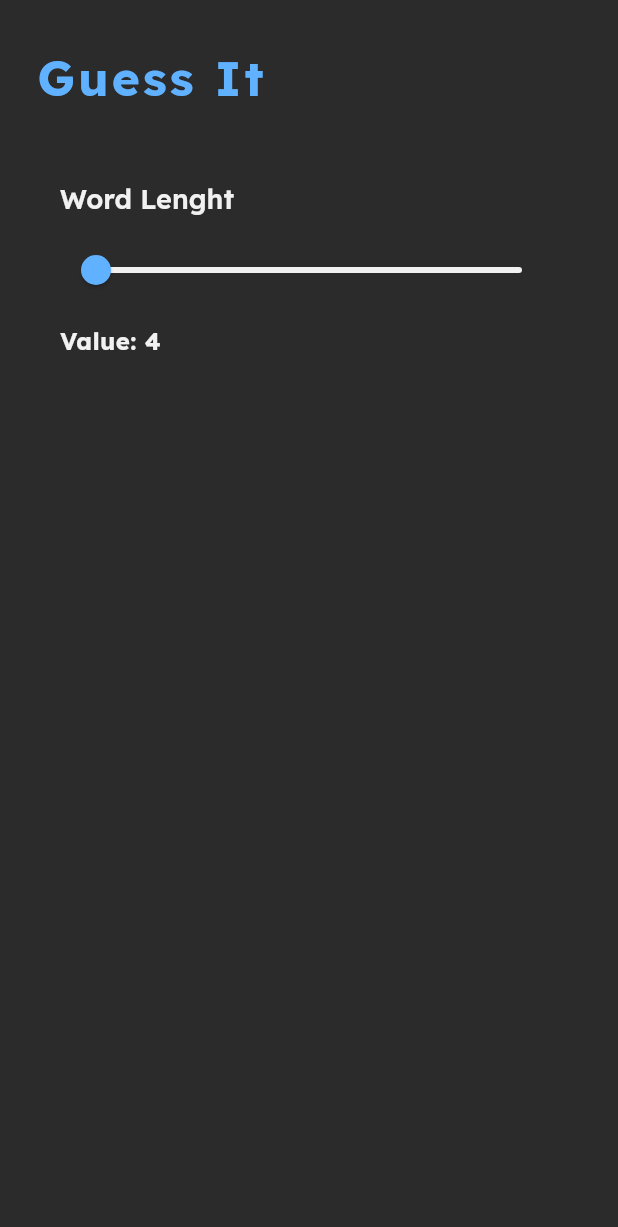
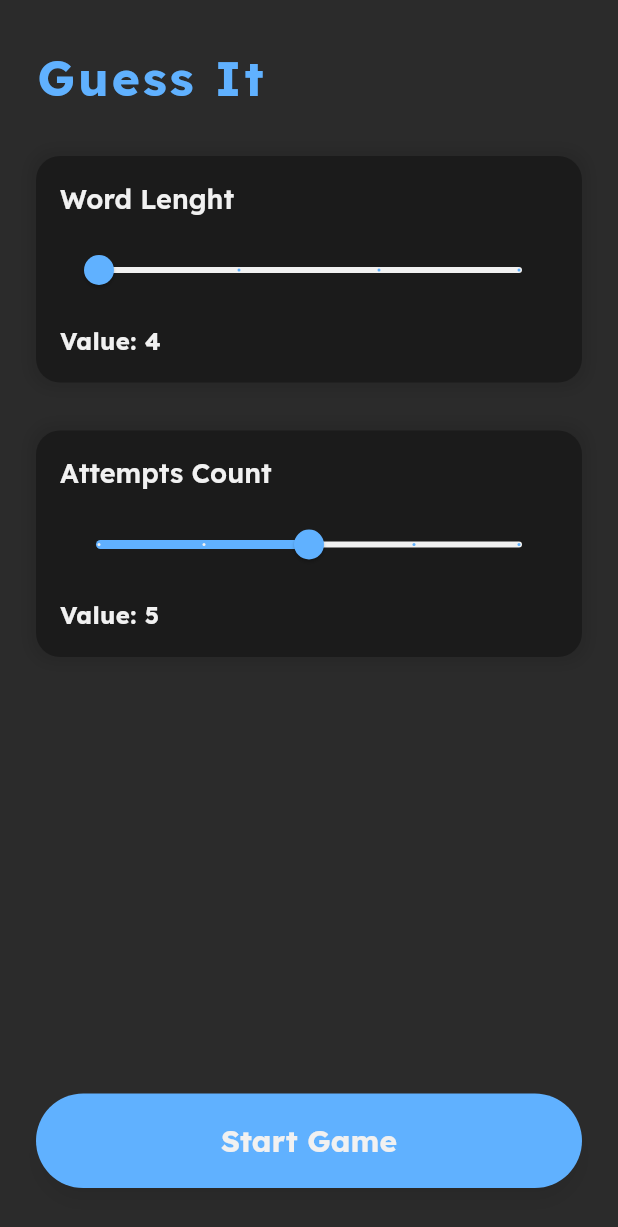
Before and after one commit to campodonico3/word_game, a Flutter app: the screen it shows after launch, on a phone screen of 412 x 824 dp. Shown: the top 1227 px of the screen. Run offline on Flutter 3.47's test engine with Material 3 defaults, Android fonts, the phone set to English and light mode, and no system bars; our stand-ins replace flutter_bloc, get_it, go_router.

Commit message:
feat: Creating state manegment bloc

```diff
--- a/lib/core/router/app_router.dart
+++ b/lib/core/router/app_router.dart
@@ -1,4 +1,5 @@
 import 'package:go_router/go_router.dart';
+import 'package:word_game/features/game/presentation/page/game_page.dart';
 import 'package:word_game/features/home/presentation/home_page.dart';
 
 class AppRouter {
@@ -6,6 +7,12 @@ class AppRouter {
     initialLocation: HomePage.route,
     routes: [
       GoRoute(path: HomePage.route, builder: (context, state) => HomePage()),
+      GoRoute(path: '/game', builder: (context, state){
+        return GamePage(
+          attemptsCount: int.parse(state.uri.queryParameters['attemptsCount'] ?? ''),
+          wordLength: int.parse(state.uri.queryParameters['wordLength'] ?? ''),
+        );
+      }),
     ]
   );
 }
--- a/lib/features/home/presentation/home_page.dart
+++ b/lib/features/home/presentation/home_page.dart
@@ -1,4 +1,6 @@
 import 'package:flutter/material.dart';
+import 'package:go_router/go_router.dart';
+import 'package:word_game/features/game/presentation/page/game_page.dart';
 import 'package:word_game/features/home/widgets/slider_selection_widget.dart';
 
 class HomePage extends StatefulWidget {
@@ -32,15 +34,53 @@ class _HomePageState extends State<HomePage> {
               ),
               SizedBox(height: 32),
               SliderSelectionWidget(
-                title: 'Word Lenght',
+                title: 'Word Lenght', // Tamaño de la palabra
                 value: wordLength,
                 minValue: 4,
                 maxValue: 7,
+                divisions: 3,
                 onChanged: (value) {
                   setState(() {
                     wordLength = value;
                   });
                 },
+              ),
+              SizedBox(height: 32),
+              SliderSelectionWidget(
+                title: 'Attempts Count', // Contador de intentos
+                value: attemptsCount,
+                minValue: 3,
+                maxValue: 7,
+                divisions: 4,
+                onChanged: (value) {
+                  setState(() {
+                    attemptsCount = value;
+                  });
+                },
+              ),
+              Spacer(),
+              SizedBox(
+                width: double.maxFinite,
+                child: ElevatedButton(
+                  onPressed: () {
+                    context.push(
+                      GamePage.route(wordLength: wordLength.toInt(), attemptsCount: attemptsCount.toInt()),
+                    );
+                  },
+                  style: ElevatedButton.styleFrom(
+                    padding: EdgeInsets.symmetric(vertical: 18),
+                    backgroundColor: Theme.of(context).colorScheme.primary,
+                    foregroundColor: Theme.of(context).colorScheme.surface,
+                    elevation: 5,
+                    shadowColor: Colors.black.withOpacity(0.3),
+                  ),
+                  child: Text(
+                    'Start Game',
+                    style: Theme.of(context).textTheme.headlineSmall?.copyWith(
+                      fontWeight: FontWeight.bold,
+                    ),
+                  ),
+                ),
               ),
             ],
           ),
--- a/lib/features/home/widgets/slider_selection_widget.dart
+++ b/lib/features/home/widgets/slider_selection_widget.dart
@@ -5,6 +5,7 @@ class SliderSelectionWidget extends StatelessWidget {
   final double value;
   final double minValue;
   final double maxValue;
+  final int divisions;
   final ValueChanged<double> onChanged;
 
   const SliderSelectionWidget({
@@ -13,13 +14,23 @@ class SliderSelectionWidget extends StatelessWidget {
     required this.value,
     required this.minValue,
     required this.maxValue,
-    required this.onChanged,
+    required this.divisions,
+    required this.onChanged, // Función callback que se ejecuta al deslizar
   });
 
   @override
   Widget build(BuildContext context) {
     return Container(
       padding: EdgeInsets.all(16),
+      decoration: BoxDecoration(
+        color: Theme.of(context).colorScheme.secondary,
+        borderRadius: BorderRadius.circular(16),
+        boxShadow: [BoxShadow(
+          color: Colors.black.withOpacity(.1),
+          blurRadius: 8,
+          spreadRadius: 4,
+        )]
+      ),
       child: Column(
         crossAxisAlignment: CrossAxisAlignment.start,
         children: [
@@ -32,11 +43,12 @@ class SliderSelectionWidget extends StatelessWidget {
           ),
           SizedBox(height: 12),
           Slider(
-            value: value,
-            onChanged: onChanged,
-            max: maxValue,
-            min: minValue,
-            label: value.toStringAsFixed(0),
+            value: value, // Posición Actual
+            onChanged: onChanged, // Notifica cambios al padre
+            max: maxValue, // Límite superior
+            min: minValue, // Límite inferior
+            divisions: divisions,
+            label: value.toStringAsFixed(0), // Tooltip al deslizar
             activeColor: Theme.of(context).colorScheme.primary,
             inactiveColor: Theme.of(context).colorScheme.onSurface,
           ),
--- a/lib/main.dart
+++ b/lib/main.dart
@@ -1,8 +1,11 @@
 import 'package:flutter/material.dart';
+import 'package:word_game/core/get_it/get_it.dart';
 import 'package:word_game/core/router/app_router.dart';
 import 'package:word_game/core/theme/app_theme.dart';
 
 void main() {
+  WidgetsFlutterBinding.ensureInitialized();
+  setup();
   runApp(MaterialApp.router(
     debugShowCheckedModeBanner: false,
     routerConfig: AppRouter.router,
```
Also changed, not shown: lib/core/get_it/get_it.dart (added, +12 -0 lines), lib/features/game/presentation/bloc/game_bloc.dart (added, +19 -0 lines), lib/features/game/presentation/bloc/game_event.dart (added, +18 -0 lines), lib/features/game/presentation/bloc/game_state.dart (added, +39 -0 lines), lib/features/game/presentation/page/game_page.dart (added, +35 -0 lines), lib/features/game/presentation/widgets/attempt_row_widget.dart (added, +10 -0 lines), lib/features/game/presentation/widgets/attempts_widget.dart (added, +18 -0 lines).
